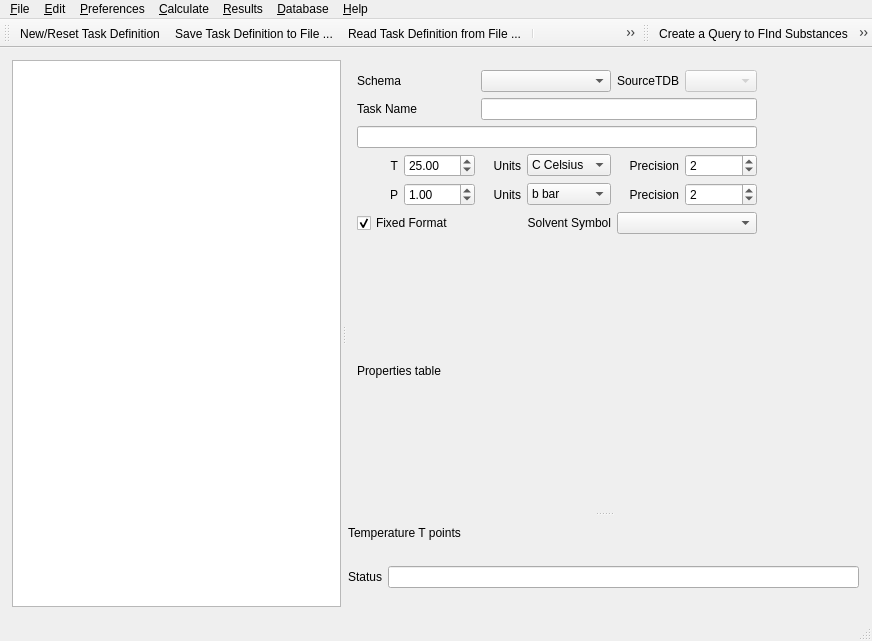
Old version of the form DemoGUI/src/ThermoFunWidget.ui in the repository thermohub/thermofun.
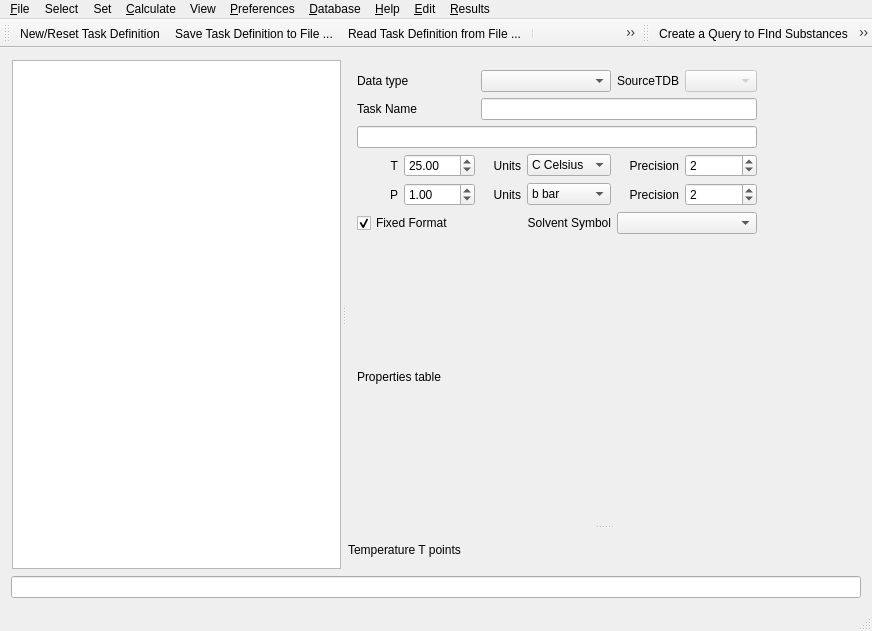
New version of the form. Icons and pictures are not drawn.

Commit message: reworking menus, text, tooltips, for better usability of the GUI

What changed in the file:
```diff
--- a/DemoGUI/src/ThermoFunWidget.ui
+++ b/DemoGUI/src/ThermoFunWidget.ui
@@ -7,7 +7,7 @@
     <x>0</x>
     <y>0</y>
     <width>872</width>
-    <height>641</height>
+    <height>631</height>
    </rect>
   </property>
   <property name="windowTitle">
@@ -170,7 +170,7 @@
             <item row="0" column="0" colspan="2" alignment="Qt::AlignLeft">
              <widget class="QLabel" name="label">
               <property name="text">
-               <string>Schema</string>
+               <string>Data type</string>
               </property>
              </widget>
             </item>
@@ -372,30 +372,6 @@
               </property>
              </widget>
             </item>
-            <item row="3" column="0" rowspan="2">
-             <layout class="QGridLayout" name="statusLayout">
-              <item row="0" column="0" alignment="Qt::AlignLeft">
-               <widget class="QLabel" name="label_2">
-                <property name="text">
-                 <string>Status</string>
-                </property>
-               </widget>
-              </item>
-              <item row="0" column="1">
-               <widget class="QLineEdit" name="calcStatus">
-                <property name="minimumSize">
-                 <size>
-                  <width>125</width>
-                  <height>0</height>
-                 </size>
-                </property>
-                <property name="readOnly">
-                 <bool>true</bool>
-                </property>
-               </widget>
-              </item>
-             </layout>
-            </item>
            </layout>
           </widget>
          </widget>
@@ -404,6 +380,19 @@
       </widget>
      </widget>
     </item>
+    <item>
+     <widget class="QLineEdit" name="calcStatus">
+      <property name="minimumSize">
+       <size>
+        <width>125</width>
+        <height>0</height>
+       </size>
+      </property>
+      <property name="readOnly">
+       <bool>true</bool>
+      </property>
+     </widget>
+    </item>
    </layout>
   </widget>
   <widget class="QMenuBar" name="menuBar">
@@ -482,13 +471,38 @@
     <addaction name="actionCalculate_Substances_Records_from_Dependent_Reactions"/>
     <addaction name="actionCalculate_Reactions_Records_from_Reactants"/>
    </widget>
+   <widget class="QMenu" name="menuSelect">
+    <property name="title">
+     <string>Select</string>
+    </property>
+    <addaction name="actionSelect_ThermoDataSet"/>
+    <addaction name="actionSelect_Elements"/>
+    <addaction name="actionSelect_Substances"/>
+    <addaction name="actionSelect_Reactions"/>
+   </widget>
+   <widget class="QMenu" name="menuSet">
+    <property name="title">
+     <string>Set</string>
+    </property>
+    <addaction name="actionReset_TP"/>
+    <addaction name="actionChange_Property_list"/>
+   </widget>
+   <widget class="QMenu" name="menuView">
+    <property name="title">
+     <string>View</string>
+    </property>
+    <addaction name="actionShow_Results"/>
+   </widget>
    <addaction name="menu_File"/>
-   <addaction name="menu_Edit"/>
-   <addaction name="menuPreferences"/>
+   <addaction name="menuSelect"/>
+   <addaction name="menuSet"/>
    <addaction name="menu_Calc"/>
-   <addaction name="menuResults"/>
+   <addaction name="menuView"/>
+   <addaction name="menuPreferences"/>
    <addaction name="menuDataBase"/>
    <addaction name="menuHelp"/>
+   <addaction name="menu_Edit"/>
+   <addaction name="menuResults"/>
   </widget>
   <widget class="QStatusBar" name="statusBar"/>
   <widget class="QToolBar" name="mainToolBar">
```
Left out of the diff: 77 changed lines with no effect on the pictures. The commit also changes 7 other files.
